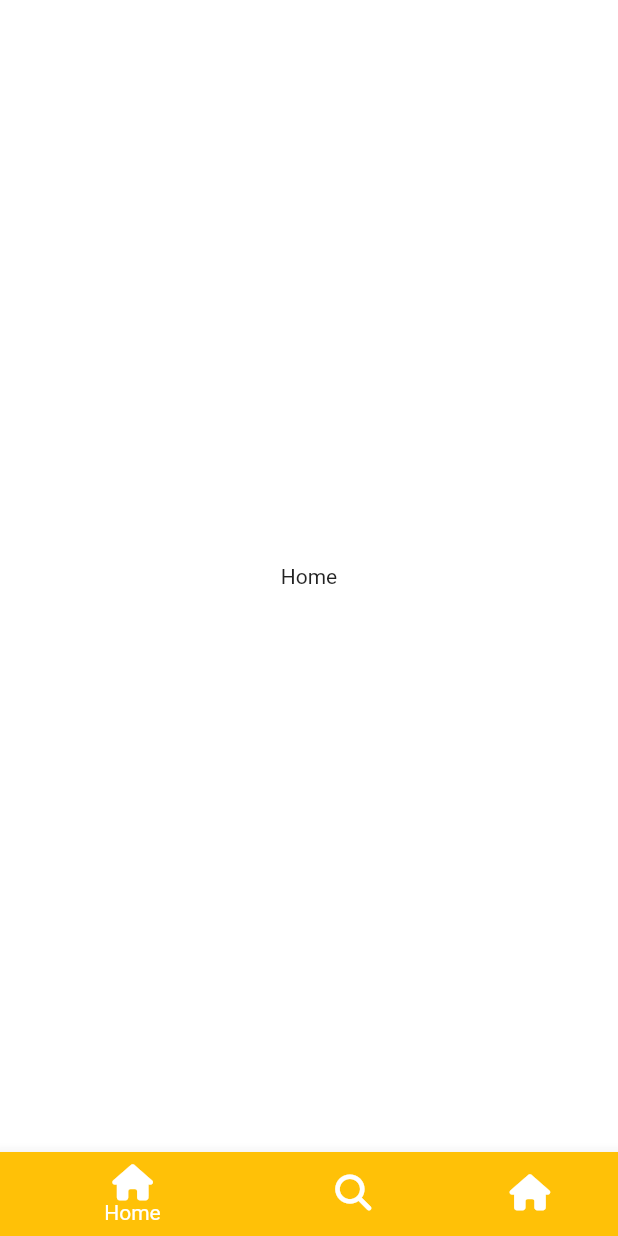
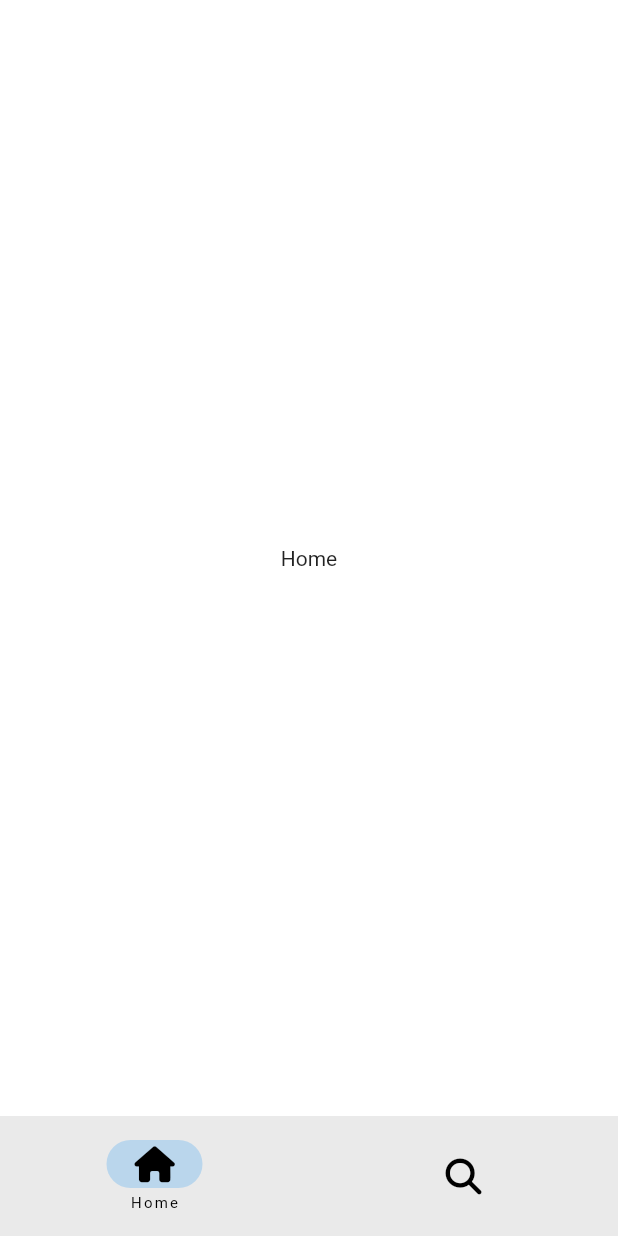
Before and after one commit to coneseo/tiktok_clone_new, a Flutter app: the screen it shows after launch, on a phone screen of 412 x 824 dp. Run offline on Flutter 3.47's test engine with Material 2 defaults, Android fonts, the phone set to English and light mode, and no system bars; our stand-ins replace font_awesome_flutter.

Commit message:
#20230828 NavigationBar example(material3)

```diff
--- a/lib/features/main_navigation/main_navigation_screen.dart
+++ b/lib/features/main_navigation/main_navigation_screen.dart
@@ -9,7 +9,7 @@ class MainNavigationScreen extends StatefulWidget {
 }
 
 class _MainNavigationScreenState extends State<MainNavigationScreen> {
-  int selectedIndex = 0;
+  int _selectedIndex = 0;
 
   final screens = [
     const Center(
@@ -30,43 +30,28 @@ class _MainNavigationScreenState extends State<MainNavigationScreen> {
   ];
 
   void _onTap(int index) {
-    selectedIndex = index;
+    _selectedIndex = index;
     setState(() {});
   }
 
   @override
   Widget build(BuildContext context) {
     return Scaffold(
-      body: screens[selectedIndex],
-      bottomNavigationBar: BottomNavigationBar(
-        type: BottomNavigationBarType.shifting,
-        currentIndex: selectedIndex,
-        onTap: _onTap,
-        // selectedItemColor: Theme.of(context).primaryColor,
-        items: const [
-          BottomNavigationBarItem(
+      body: screens[_selectedIndex],
+      bottomNavigationBar: NavigationBar(
+        labelBehavior: NavigationDestinationLabelBehavior.onlyShowSelected,
+        onDestinationSelected: _onTap,
+        selectedIndex: _selectedIndex,
+        destinations: const [
+          NavigationDestination(
             icon: FaIcon(
               FontAwesomeIcons.house,
             ),
-            label: "Home",
-            tooltip: "Go home?",
-            backgroundColor: Colors.amber,
+            label: 'Home',
           ),
-          BottomNavigationBarItem(
-            icon: FaIcon(
-              FontAwesomeIcons.magnifyingGlass,
-            ),
-            label: "Search",
-            tooltip: "Search",
-            backgroundColor: Colors.blue,
-          ),
-          BottomNavigationBarItem(
-            icon: FaIcon(
-              FontAwesomeIcons.house,
-            ),
-            label: "Home",
-            tooltip: "Go home?",
-            backgroundColor: Colors.red,
+          NavigationDestination(
+            icon: FaIcon(FontAwesomeIcons.magnifyingGlass),
+            label: 'Search',
           ),
         ],
       ),
```
